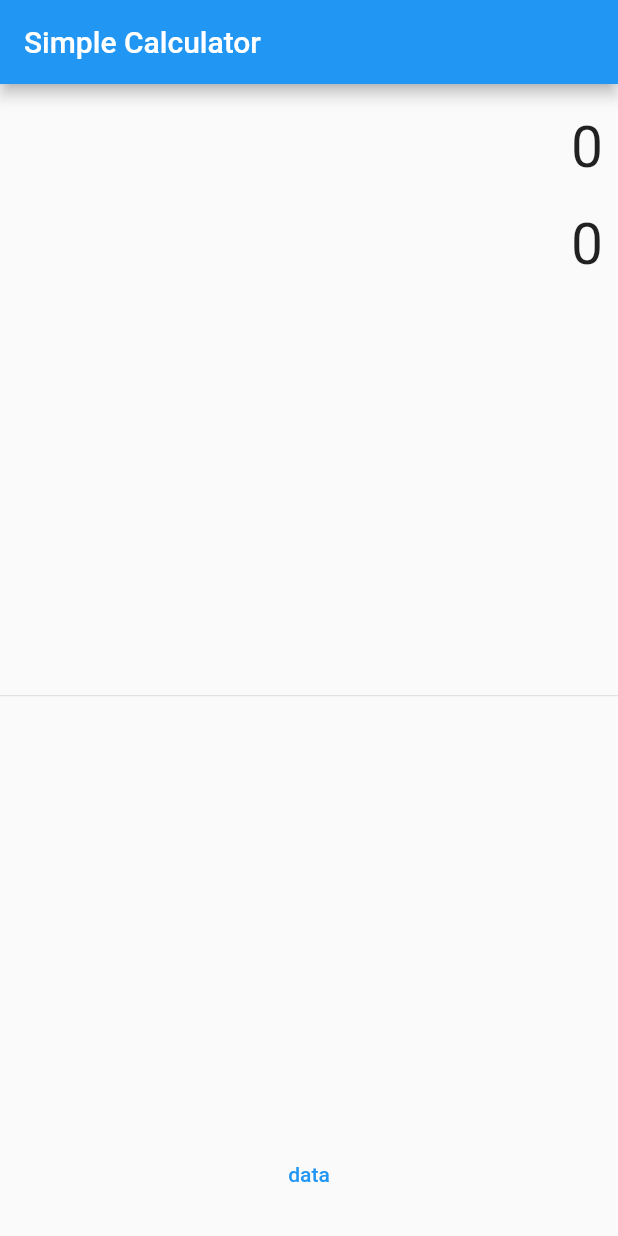
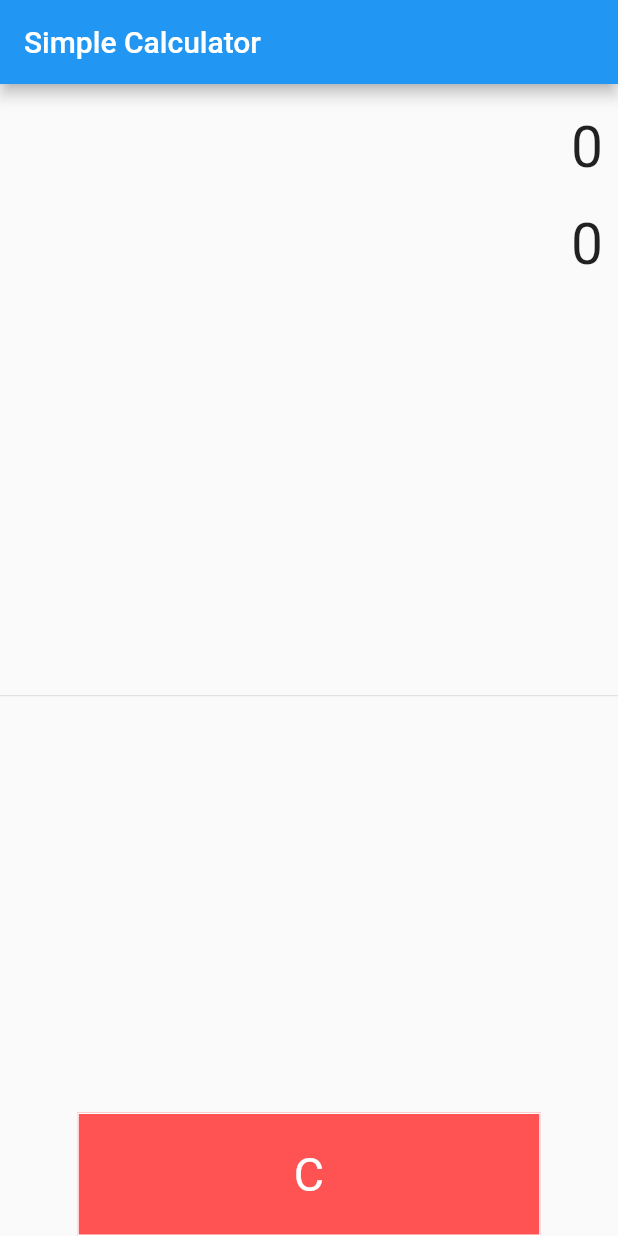
Before and after one commit to najmulmyself/Simple-Calculator, a Flutter app: the screen it shows after launch, on a phone screen of 412 x 824 dp. Run offline on Flutter 3.47's test engine with Material 2 defaults, Android fonts, the phone set to English and light mode, and no system bars.

```diff
--- a/lib/main.dart
+++ b/lib/main.dart
@@ -62,10 +62,32 @@ class _SimpleCalculatorState extends State<SimpleCalculator> {
                   children: [
                     TableRow(children: [
                       Container(
+                        color: Colors.redAccent,
                         height: MediaQuery.of(context).size.height * 0.10,
                         child: TextButton(
+                          style: ButtonStyle(
+                            padding:
+                                MaterialStateProperty.all(EdgeInsets.all(16)),
+                            shape: MaterialStateProperty.all(
+                              RoundedRectangleBorder(
+                                borderRadius: BorderRadius.circular(0),
+                                side: BorderSide(
+                                  color: Colors.white,
+                                  width: 1,
+                                  style: BorderStyle.solid,
+                                ),
+                              ),
+                            ),
+                          ),
                           onPressed: () {},
-                          child: Text('data'),
+                          child: Text(
+                            'C',
+                            style: TextStyle(
+                              fontSize: 31,
+                              fontWeight: FontWeight.normal,
+                              color: Colors.white,
+                            ),
+                          ),
                         ),
                       ),
                     ]),
```
